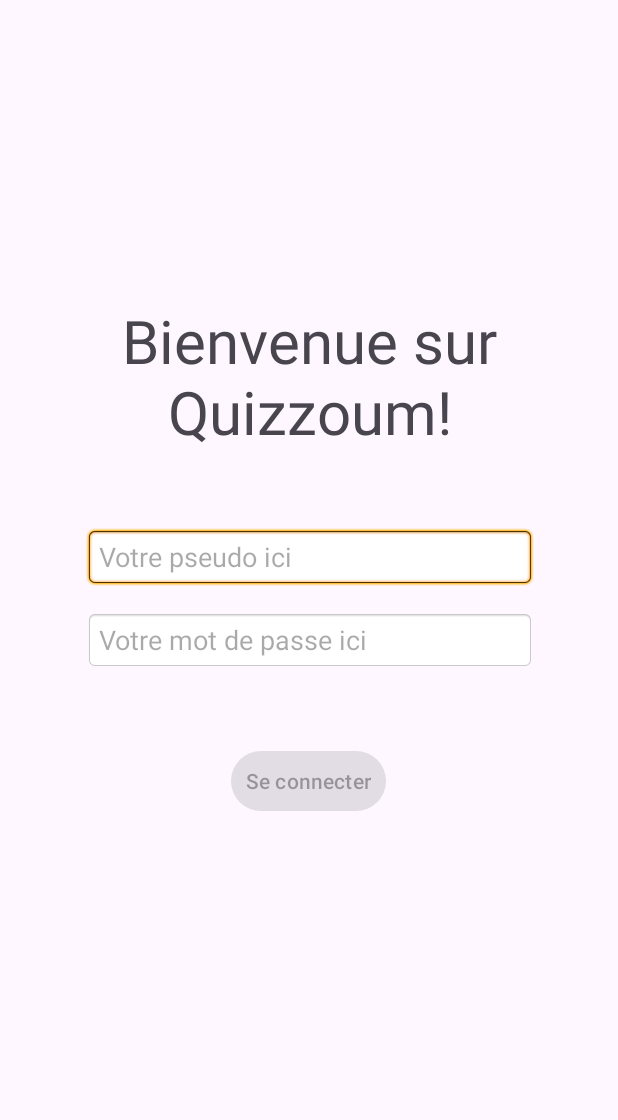
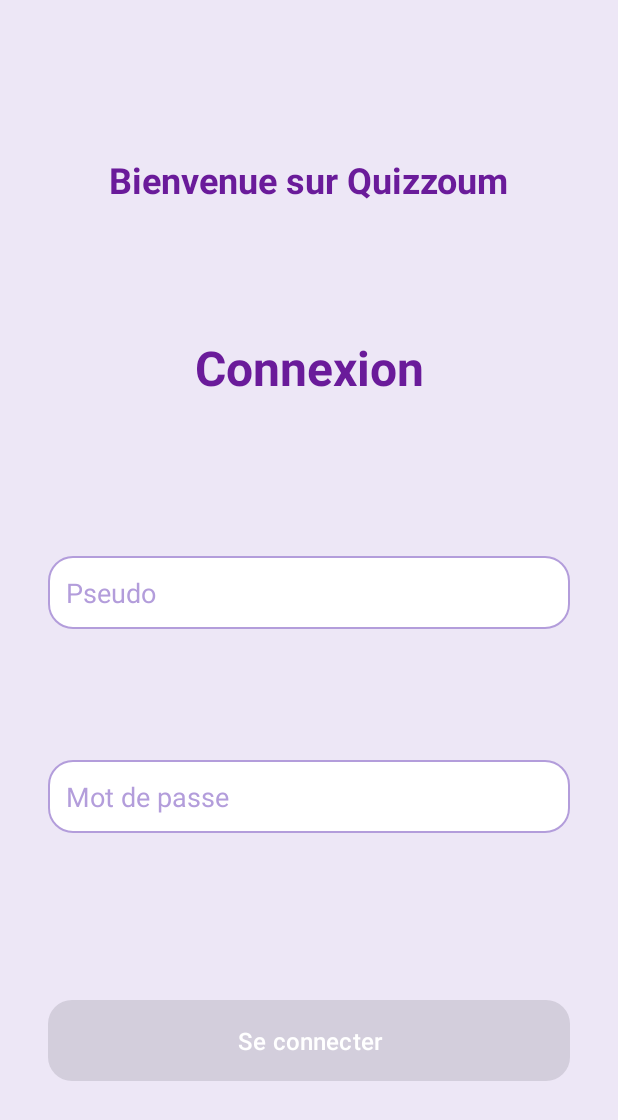
Before and after one commit to Sadrinho27/Quizzoum, an Android app: the screen it shows after launch (MainActivity), on a phone screen of 412 x 824 dp. Shown: the top 1120 px of the screen. Run offline under Robolectric (Android 15) with nearby library versions, the phone set to English and light mode, and no system bars; libraries missing offline, so code that uses them is left out: org.mindrot.jbcrypt; 1 statement that could not run was skipped.

Commit message:
+ Manage hashedPassword + Updating all Interfaces

```diff
--- a/app/build.gradle.kts
+++ b/app/build.gradle.kts
@@ -41,6 +41,7 @@ dependencies {
     implementation(libs.material)
     implementation(libs.activity)
     implementation(libs.constraintlayout)
+    implementation(libs.jbcrypt)
     testImplementation(libs.junit)
     androidTestImplementation(libs.ext.junit)
     androidTestImplementation(libs.espresso.core)
--- a/app/src/main/java/com/example/sadrinhotest/FragmentAccueil.java
+++ b/app/src/main/java/com/example/sadrinhotest/FragmentAccueil.java
@@ -81,27 +81,27 @@ public class FragmentAccueil extends Fragment {
             binding.passwordInput.addTextChangedListener(textWatcher);
 
             DatabaseHelper dbHelper = new DatabaseHelper(requireContext());
+            // dbHelper.deleteDB();
 
             // Ajouter un utilisateur
-            // dbHelper.ajouterUtilisateur("JohnDoe", "motdepasse123");
+            dbHelper.createUser("admin", "admin", true);
+            dbHelper.createUser("test", "test", false);
+            // dbHelper.deleteUser("test");
 
             // Récupérer les utilisateurs et les afficher
-            List<String> users = dbHelper.getAllUtilisateurs();
-            for (String user : users) {
-                Log.d("SQLite", "Utilisateur : " + user);
-            }
+            // List<String> users = dbHelper.getAllUsers();
+            // for (String user : users) {
+            //     Log.d("SQLite", "Utilisateur : " + user);
+            // }
 
             binding.button.setOnClickListener(v -> {
-                Log.d("STATE", "Vous avez cliqué sur le bouton");
-
                 String pseudoProvided = binding.pseudoInput.getText().toString();
                 String passwordProvided = binding.passwordInput.getText().toString();
-                Log.d("STATE", "Pseudo : " + pseudoProvided + " Password : " + passwordProvided);
 
                 if (dbHelper.checkIfUserExist(pseudoProvided, passwordProvided)) {
-                    Log.d("SQLite", "Connexion réussie !");
+                    Log.d("SQLite", "Connexion réussie pour " + pseudoProvided + " !");
 
-                    User user = new User(pseudoProvided, passwordProvided);
+                    User user = new User(pseudoProvided);
 
                     UserViewModel userViewModel = new ViewModelProvider(requireActivity()).get(UserViewModel.class);
                     userViewModel.setUser(user);
--- a/app/src/main/java/com/example/sadrinhotest/FragmentQuiz.java
+++ b/app/src/main/java/com/example/sadrinhotest/FragmentQuiz.java
@@ -8,11 +8,6 @@ import android.view.LayoutInflater;
 import android.view.View;
 import android.view.ViewGroup;
 
-/**
- * A simple {@link Fragment} subclass.
- * Use the {@link FragmentQuiz#newInstance} factory method to
- * create an instance of this fragment.
- */
 public class FragmentQuiz extends Fragment {
     public static FragmentQuiz newInstance(String param1, String param2) {
         FragmentQuiz fragment = new FragmentQuiz();
--- /dev/null
+++ b/app/src/main/res/drawable/button_background.xml
@@ -0,0 +1,15 @@
+<?xml version="1.0" encoding="utf-8"?>
+<selector xmlns:android="http://schemas.android.com/apk/res/android">
+    <item android:state_pressed="true">
+        <shape>
+            <solid android:color="#4A148C"/>  <!-- Couleur violet foncé lors de l'appui -->
+            <corners android:radius="16dp"/>
+        </shape>
+    </item>
+    <item>
+        <shape>
+            <solid android:color="#6A1B9A"/>  <!-- Couleur violet normal -->
+            <corners android:radius="16dp"/>
+        </shape>
+    </item>
+</selector>
--- /dev/null
+++ b/app/src/main/res/drawable/edit_text_background.xml
@@ -0,0 +1,8 @@
+<?xml version="1.0" encoding="utf-8"?>
+<shape xmlns:android="http://schemas.android.com/apk/res/android">
+    <solid android:color="#FFFFFF"/>  <!-- Fond blanc -->
+    <corners android:radius="16dp"/>
+    <stroke android:width="1dp" android:color="#B39DDB"/>  <!-- Bord violet clair -->
+    <padding android:left="8dp" android:right="8dp" android:top="8dp" android:bottom="8dp"/>
+    <size android:height="48dp"/>
+</shape>
--- a/app/src/main/res/layout/fragment_accueil.xml
+++ b/app/src/main/res/layout/fragment_accueil.xml
@@ -1,64 +1,84 @@
 <?xml version="1.0" encoding="utf-8"?>
-<androidx.constraintlayout.widget.ConstraintLayout
-    xmlns:android="http://schemas.android.com/apk/res/android"
+<androidx.constraintlayout.widget.ConstraintLayout xmlns:android="http://schemas.android.com/apk/res/android"
     xmlns:app="http://schemas.android.com/apk/res-auto"
-    xmlns:tools="http://schemas.android.com/tools"
     android:layout_width="match_parent"
     android:layout_height="match_parent"
-    tools:context=".FragmentAccueil">
+    android:background="#EDE7F6"
+    android:padding="32dp">
+
+    <TextView
+        android:id="@+id/welcome_title"
+        android:layout_width="wrap_content"
+        android:layout_height="wrap_content"
+        android:text="Bienvenue sur Quizzoum"
+        android:textSize="24sp"
+        android:textColor="#6A1B9A"
+        android:textStyle="bold"
+        app:layout_constraintBottom_toTopOf="@+id/title"
+        app:layout_constraintEnd_toEndOf="parent"
+        app:layout_constraintStart_toStartOf="parent"
+        app:layout_constraintTop_toTopOf="parent"
+        android:layout_marginBottom="16dp"/>
 
     <TextView
         android:id="@+id/title"
         android:layout_width="wrap_content"
         android:layout_height="wrap_content"
-        android:layout_marginStart="100dp"
-        android:layout_marginTop="200dp"
-        android:layout_marginEnd="100dp"
-        android:gravity="center"
-        android:text="Bienvenue sur Quizzoum!"
-        android:textSize="40sp"
+        android:text="Connexion"
+        android:textSize="32sp"
+        android:textColor="#6A1B9A"
+        android:textStyle="bold"
+        app:layout_constraintBottom_toTopOf="@+id/pseudoInput"
         app:layout_constraintEnd_toEndOf="parent"
         app:layout_constraintStart_toStartOf="parent"
-        app:layout_constraintTop_toTopOf="parent" />
+        app:layout_constraintTop_toBottomOf="@+id/welcome_title"
+        android:layout_marginBottom="32dp"/>
 
     <EditText
         android:id="@+id/pseudoInput"
-        android:layout_width="300dp"
-        android:layout_height="40dp"
-        android:layout_marginStart="50dp"
-        android:layout_marginTop="50dp"
-        android:layout_marginEnd="50dp"
-        android:background="@android:drawable/editbox_background"
-        android:hint="Votre pseudo ici"
+        android:layout_width="0dp"
+        android:layout_height="wrap_content"
+        android:hint="Pseudo"
+        android:background="@drawable/edit_text_background"
+        android:padding="12dp"
+        app:layout_constraintBottom_toTopOf="@+id/passwordInput"
         app:layout_constraintEnd_toEndOf="parent"
-        app:layout_constraintHorizontal_bias="0.545"
         app:layout_constraintStart_toStartOf="parent"
-        app:layout_constraintTop_toBottomOf="@+id/title" />
+        app:layout_constraintTop_toBottomOf="@+id/title"
+        android:layout_marginBottom="16dp"
+        android:textColorHint="#B39DDB"
+        android:textColor="#000000"/>
 
     <EditText
         android:id="@+id/passwordInput"
-        android:layout_width="300dp"
-        android:layout_height="40dp"
-        android:layout_marginStart="50dp"
-        android:layout_marginTop="15dp"
-        android:layout_marginEnd="50dp"
-        android:background="@android:drawable/editbox_background"
-        android:hint="Votre mot de passe ici"
+        android:layout_width="0dp"
+        android:layout_height="wrap_content"
+        android:hint="Mot de passe"
+        android:background="@drawable/edit_text_background"
+        android:padding="12dp"
+        app:layout_constraintBottom_toTopOf="@+id/button"
         app:layout_constraintEnd_toEndOf="parent"
-        app:layout_constraintHorizontal_bias="0.545"
         app:layout_constraintStart_toStartOf="parent"
-        app:layout_constraintTop_toBottomOf="@+id/pseudoInput" />
+        app:layout_constraintTop_toBottomOf="@+id/pseudoInput"
+        android:layout_marginBottom="24dp"
+        android:inputType="textPassword"
+        android:textColorHint="#B39DDB"
+        android:textColor="#000000"/>
 
     <Button
         android:id="@+id/button"
-        android:layout_width="wrap_content"
+        android:layout_width="0dp"
         android:layout_height="wrap_content"
-        android:layout_marginTop="50dp"
-        android:padding="10dp"
         android:text="Se connecter"
+        android:backgroundTint="#6A1B9A"
+        android:textColor="#FFFFFF"
+        android:textSize="16sp"
+        app:layout_constraintBottom_toBottomOf="parent"
         app:layout_constraintEnd_toEndOf="parent"
-        app:layout_constraintHorizontal_bias="0.498"
         app:layout_constraintStart_toStartOf="parent"
-        app:layout_constraintTop_toBottomOf="@+id/passwordInput" />
+        app:layout_constraintTop_toBottomOf="@+id/passwordInput"
+        android:layout_marginTop="16dp"
+        android:padding="12dp"
+        android:background="@drawable/button_background"/>
 
 </androidx.constraintlayout.widget.ConstraintLayout>
--- a/gradle/libs.versions.toml
+++ b/gradle/libs.versions.toml
@@ -1,5 +1,6 @@
 [versions]
 agp = "8.8.0"
+jbcrypt = "0.4"
 junit = "4.13.2"
 junitVersion = "1.1.5"
 espressoCore = "3.5.1"
@@ -9,6 +10,7 @@ activity = "1.8.0"
 constraintlayout = "2.1.4"
 
 [libraries]
+jbcrypt = { module = "org.mindrot:jbcrypt", version.ref = "jbcrypt" }
 junit = { group = "junit", name = "junit", version.ref = "junit" }
 ext-junit = { group = "androidx.test.ext", name = "junit", version.ref = "junitVersion" }
 espresso-core = { group = "androidx.test.espresso", name = "espresso-core", version.ref = "espressoCore" }
```
Also changed, not shown: app/src/main/java/com/example/sadrinhotest/DatabaseHelper.java (+40 -36 lines), app/src/main/java/com/example/sadrinhotest/FragmentMenu.java (+9 -13 lines), app/src/main/java/com/example/sadrinhotest/User.java (+11 -4 lines), app/src/main/res/layout/fragment_admin.xml (+69 -5 lines), app/src/main/res/layout/fragment_menu.xml (+21 -15 lines), app/src/main/res/layout/fragment_quiz.xml (+68 -60 lines).
